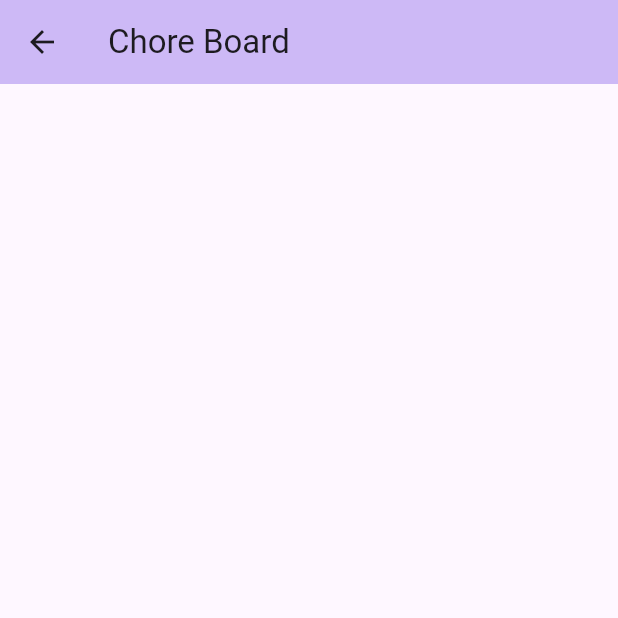
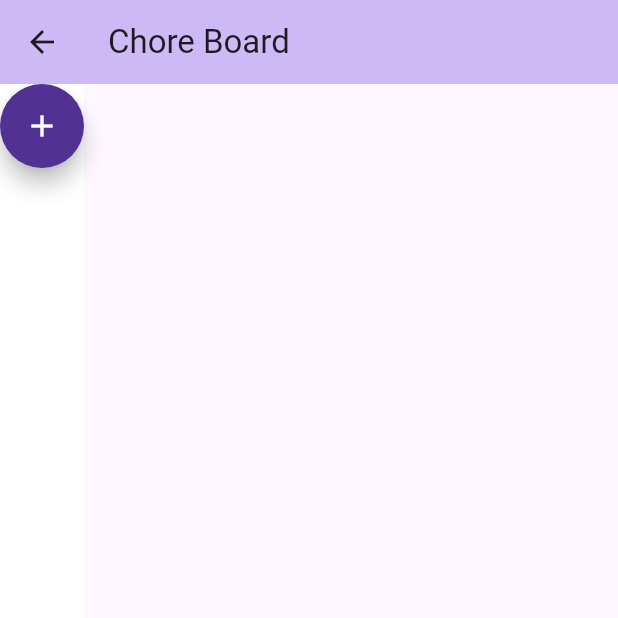
Before and after one commit to k233yang/RoomEase, a Flutter app: the ChoreScreen screen opened directly, on a phone screen of 412 x 824 dp, the top half of it. Run offline on Flutter 3.47's test engine with Material 2 defaults, Android fonts, the phone set to English and light mode, and no system bars; our stand-ins replace chat_bubbles, firebase_auth, firebase_core, firebase_database, shared_preferences; accounts and stored records are empty.

Commit message:
add chore button

```diff
--- a/roomease/lib/chores/ChoreScreen.dart
+++ b/roomease/lib/chores/ChoreScreen.dart
@@ -1,6 +1,5 @@
 import 'package:flutter/cupertino.dart';
 import 'package:flutter/material.dart';
-
 import '../colors/ColorConstants.dart';
 
 class ChoreScreen extends StatefulWidget {
@@ -20,7 +19,33 @@ class _ChoreScreen extends State<ChoreScreen> {
       ),
       body: Container(
           color: ColorConstants.white,
-          child: Column(children: [
+          child: Column(
+            children: [
+              CreateAddChoreButton(
+                onButtonPress: () {
+                  Navigator.pushNamed(context, "/addChore");
+                }
+              ),
           ])));
   }
 }
+
+class CreateAddChoreButton extends StatelessWidget {
+  final VoidCallback onButtonPress;
+
+  CreateAddChoreButton(
+    {Key? key, required this.onButtonPress})
+    : super(key: key);
+
+  @override
+  Widget build(BuildContext context) {
+    return Container(
+      child: FloatingActionButton(
+          foregroundColor: ColorConstants.white,
+          backgroundColor: ColorConstants.darkPurple,
+          shape: CircleBorder(),
+          onPressed: onButtonPress,
+          child: const Icon(Icons.add))
+    );
+  }
+}
--- a/roomease/lib/colors/ColorConstants.dart
+++ b/roomease/lib/colors/ColorConstants.dart
@@ -14,5 +14,6 @@ Color hexToColor(String hex) {
 class ColorConstants {
   static Color lightGray = hexToColor('#D3D3D3');
   static Color lightPurple = hexToColor('#CDB9F6');
+  static Color darkPurple = hexToColor('#513194');
   static Color white = hexToColor('#FFFFFF');
 }
--- a/roomease/lib/main.dart
+++ b/roomease/lib/main.dart
@@ -1,6 +1,7 @@
 import 'package:flutter/material.dart';
 import 'package:roomease/HomeScreen.dart';
 import 'package:roomease/SharedPreferencesUtility.dart';
+import 'package:roomease/chores/AddChoreScreen.dart';
 import 'package:roomease/welcome/CreateHousehold.dart';
 import 'package:roomease/welcome/CreateJoinHouseholdScreen.dart';
 import 'package:roomease/welcome/JoinHousehold.dart';
@@ -43,6 +44,7 @@ class MyApp extends StatelessWidget {
         '/createJoinHousehold': (_) => CreateJoinHouseholdScreen(),
         '/createHousehold': (_) => CreateHousehold(),
         '/joinHousehold': (_) => JoinHousehold(),
+        '/addChore': (_) => AddChoreScreen(),
       },
     );
   }
```
Also changed, not shown: roomease/lib/chores/AddChoreScreen.dart (added, +24 -0 lines), 1 other file.
